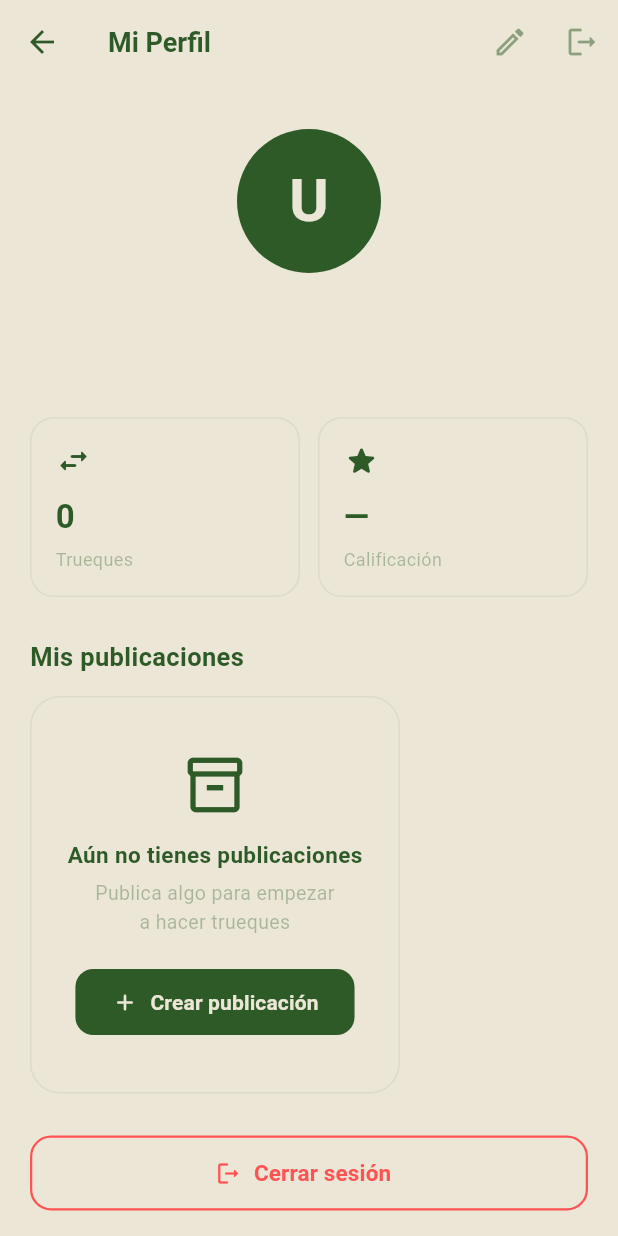
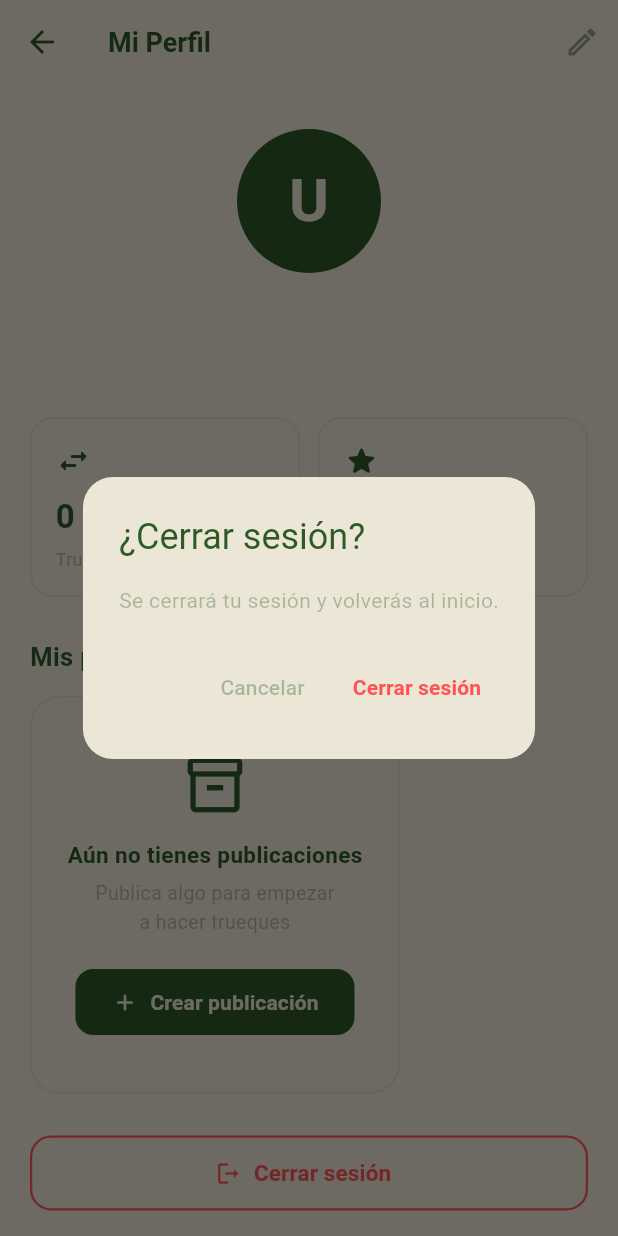
Before and after one commit to CristianDev90/BarterApp, a Flutter app: the PerfilScreen screen opened directly, after a tap on "Cerrar sesión", on a phone screen of 412 x 824 dp. Run offline on Flutter 3.47's test engine with Material 3 defaults, Android fonts, the phone set to English and light mode, and no system bars; our stand-ins replace cloud_firestore, firebase_auth, firebase_core, firebase_messaging, flutter_image_compress, flutter_local_notifications and 2 more; missing offline and left inert: cloudinary_public; accounts and stored records are empty; Roboto replaces fonts that are missing (Nunito).

Commit message:
cerrar sesion

```diff
--- a/lib/screens/perfil_screen.dart
+++ b/lib/screens/perfil_screen.dart
@@ -98,20 +98,20 @@ class _PerfilScreenState extends State<PerfilScreen> {
         shape: RoundedRectangleBorder(
             borderRadius: BorderRadius.circular(20)),
         title: Text('¿Desbloquear a $nombreUsuario?',
-            style: TextStyle(color: Color(0xFF2D5A27))),
+            style: const TextStyle(color: Color(0xFF2D5A27))),
         content: Text(
           'Volverás a ver sus publicaciones y podrá contactarte.',
-          style: TextStyle(color: Color(0xFF2D5A27).withValues(alpha: 0.35)),
+          style: TextStyle(color: const Color(0xFF2D5A27).withValues(alpha: 0.35)),
         ),
         actions: [
           TextButton(
             onPressed: () => Navigator.pop(context, false),
             child: Text('Cancelar',
-                style: TextStyle(color: Color(0xFF2D5A27).withValues(alpha: 0.35))),
+                style: TextStyle(color: const Color(0xFF2D5A27).withValues(alpha: 0.35))),
           ),
           TextButton(
             onPressed: () => Navigator.pop(context, true),
-            child: Text('Desbloquear',
+            child: const Text('Desbloquear',
                 style: TextStyle(
                     color: Color(0xFF2D5A27),
                     fontWeight: FontWeight.bold)),
@@ -138,6 +138,50 @@ class _PerfilScreenState extends State<PerfilScreen> {
     }
   }
 
+  // ── Diálogo de confirmación para cerrar sesión ──────────────────────
+  Future<void> _cerrarSesion() async {
+    final confirmar = await showDialog<bool>(
+      context: context,
+      builder: (_) => AlertDialog(
+        backgroundColor: const Color(0xFFEBE6D6),
+        shape: RoundedRectangleBorder(
+            borderRadius: BorderRadius.circular(20)),
+        title: const Text(
+          '¿Cerrar sesión?',
+          style: TextStyle(color: Color(0xFF2D5A27)),
+        ),
+        content: Text(
+          'Se cerrará tu sesión y volverás al inicio.',
+          style: TextStyle(color: const Color(0xFF2D5A27).withValues(alpha: 0.35)),
+        ),
+        actions: [
+          TextButton(
+            onPressed: () => Navigator.pop(context, false),
+            child: Text('Cancelar',
+                style: TextStyle(color: const Color(0xFF2D5A27).withValues(alpha: 0.35))),
+          ),
+          TextButton(
+            onPressed: () => Navigator.pop(context, true),
+            child: const Text(
+              'Cerrar sesión',
+              style: TextStyle(
+                  color: Colors.redAccent,
+                  fontWeight: FontWeight.bold),
+            ),
+          ),
+        ],
+      ),
+    );
+    if (confirmar == true && mounted) {
+      await _authService.logout();
+      if (!mounted) return;
+      Navigator.of(context).pushNamedAndRemoveUntil(
+        '/login',
+        (route) => false,
+      );
+    }
+  }
+
   @override
   Widget build(BuildContext context) {
     if (_cargando) {
@@ -153,60 +197,16 @@ class _PerfilScreenState extends State<PerfilScreen> {
       appBar: AppBar(
         backgroundColor: const Color(0xFFEBE6D6),
         elevation: 0,
-        title: Text('Mi Perfil',
+        title: const Text('Mi Perfil',
             style: TextStyle(
                 color: Color(0xFF2D5A27),
                 fontWeight: FontWeight.bold,
                 fontSize: 18)),
+        // ── CAMBIO 1: solo queda el botón de editar, se eliminó el de logout ──
         actions: [
           IconButton(
-            icon: Icon(Icons.edit_outlined, color: Color(0xFF2D5A27).withValues(alpha: 0.5)),
+            icon: Icon(Icons.edit_outlined, color: const Color(0xFF2D5A27).withValues(alpha: 0.5)),
             onPressed: _irAEditar,
-          ),
-          IconButton(
-            icon: Icon(Icons.logout_rounded, color: Color(0xFF2D5A27).withValues(alpha: 0.5)),
-            onPressed: () async {
-              final confirmar = await showDialog<bool>(
-                context: context,
-                builder: (_) => AlertDialog(
-                  backgroundColor: const Color(0xFFEBE6D6),
-                  shape: RoundedRectangleBorder(
-                      borderRadius: BorderRadius.circular(20)),
-                  title: Text(
-                    '¿Cerrar sesión?',
-                    style: TextStyle(color: Color(0xFF2D5A27)),
-                  ),
-                  content: Text(
-                    'Se cerrará tu sesión y volverás al inicio.',
-                    style: TextStyle(color: Color(0xFF2D5A27).withValues(alpha: 0.35)),
-                  ),
-                  actions: [
-                    TextButton(
-                      onPressed: () => Navigator.pop(context, false),
-                      child: Text('Cancelar',
-                          style: TextStyle(color: Color(0xFF2D5A27).withValues(alpha: 0.35))),
-                    ),
-                    TextButton(
-                      onPressed: () => Navigator.pop(context, true),
-                      child: Text(
-                        'Cerrar sesión',
-                        style: TextStyle(
-                            color: Colors.redAccent,
-                            fontWeight: FontWeight.bold),
-                      ),
-                    ),
-                  ],
-                ),
-              );
-              if (confirmar == true) {
-                await _authService.logout();
-                if (!mounted || !context.mounted) return;
-                Navigator.of(context).pushNamedAndRemoveUntil(
-                  '/login',
-                  (route) => false,
-                );
-              }
-            },
           ),
         ],
       ),
@@ -227,7 +227,7 @@ class _PerfilScreenState extends State<PerfilScreen> {
                     color: const Color(0xFF2D5A27),
                     borderRadius: BorderRadius.circular(48),
                     border: Border.all(
-                        color: Color(0xFF2D5A27).withValues(alpha: 0.1), width: 3),
+                        color: const Color(0xFF2D5A27).withValues(alpha: 0.1), width: 3),
                   ),
                   child: ClipRRect(
                     borderRadius: BorderRadius.circular(48),
@@ -241,7 +241,7 @@ class _PerfilScreenState extends State<PerfilScreen> {
                               _nombre.isNotEmpty
                                   ? _nombre[0].toUpperCase()
                                   : 'U',
-                              style: TextStyle(
+                              style: const TextStyle(
                                 color: Color(0xFFEBE6D6),
                                 fontSize: 40,
                                 fontWeight: FontWeight.bold,
@@ -252,20 +252,20 @@ class _PerfilScreenState extends State<PerfilScreen> {
                 ),
                 const SizedBox(height: 14),
                 Text(_nombre,
-                    style: TextStyle(
+                    style: const TextStyle(
                         color: Color(0xFF2D5A27),
                         fontSize: 22,
                         fontWeight: FontWeight.bold)),
                 const SizedBox(height: 4),
                 Text(_email,
                     style: TextStyle(
-                        color: Color(0xFF2D5A27).withValues(alpha: 0.35), fontSize: 13)),
+                        color: const Color(0xFF2D5A27).withValues(alpha: 0.35), fontSize: 13)),
                 if (_bio.isNotEmpty) ...[
                   const SizedBox(height: 8),
                   Text(_bio,
                       textAlign: TextAlign.center,
                       style: TextStyle(
-                          color: Color(0xFF2D5A27).withValues(alpha: 0.5), fontSize: 13)),
+                          color: const Color(0xFF2D5A27).withValues(alpha: 0.5), fontSize: 13)),
                 ],
               ]),
             ),
@@ -316,7 +316,7 @@ class _PerfilScreenState extends State<PerfilScreen> {
             const SizedBox(height: 28),
 
             // ── Mis publicaciones ───────────────────────────────────────
-            Text('Mis publicaciones',
+            const Text('Mis publicaciones',
                 style: TextStyle(
                     color: Color(0xFF2D5A27),
                     fontSize: 17,
@@ -363,7 +363,7 @@ class _PerfilScreenState extends State<PerfilScreen> {
                         decoration: BoxDecoration(
                           color: const Color(0xFFEBE6D6),
                           borderRadius: BorderRadius.circular(16),
-                          border: Border.all(color: Color(0xFF2D5A27).withValues(alpha: 0.08)),
+                          border: Border.all(color: const Color(0xFF2D5A27).withValues(alpha: 0.08)),
                         ),
                         child: Row(children: [
                           ClipRRect(
@@ -377,7 +377,7 @@ class _PerfilScreenState extends State<PerfilScreen> {
                                     height: 88,
                                     color: const Color(0xFFEBE6D6),
                                     child: Icon(Icons.image_outlined,
-                                        color: Color(0xFF2D5A27).withValues(alpha: 0.35), size: 30)),
+                                        color: const Color(0xFF2D5A27).withValues(alpha: 0.35), size: 30)),
                           ),
                           const SizedBox(width: 12),
                           Expanded(
@@ -388,7 +388,7 @@ class _PerfilScreenState extends State<PerfilScreen> {
                                 crossAxisAlignment: CrossAxisAlignment.start,
                                 children: [
                                   Text(pub['titulo'] ?? '',
-                                      style: TextStyle(
+                                      style: const TextStyle(
                                           color: Color(0xFF2D5A27),
                                           fontWeight: FontWeight.bold,
                                           fontSize: 14),
@@ -397,7 +397,7 @@ class _PerfilScreenState extends State<PerfilScreen> {
                                   const SizedBox(height: 4),
                                   Text(pub['descripcion'] ?? '',
                                       style: TextStyle(
-                                          color: Color(0xFF2D5A27).withValues(alpha: 0.35),
+                                          color: const Color(0xFF2D5A27).withValues(alpha: 0.35),
                                           fontSize: 12),
                                       maxLines: 2,
                                       overflow: TextOverflow.ellipsis),
@@ -408,18 +408,17 @@ class _PerfilScreenState extends State<PerfilScreen> {
                                     decoration: BoxDecoration(
                                       color: const Color(0xFFEBE6D6),
                                       borderRadius: BorderRadius.circular(50),
-                                      border:
-                                          Border.all(color: Color(0xFF2D5A27).withValues(alpha: 0.1)),
+                                      border: Border.all(color: const Color(0xFF2D5A27).withValues(alpha: 0.1)),
                                     ),
                                     child: Row(
                                       mainAxisSize: MainAxisSize.min,
                                       children: [
-                                        Icon(Icons.eco_outlined,
+                                        const Icon(Icons.eco_outlined,
                                             size: 10,
                                             color: Color(0xFF2D5A27)),
                                         const SizedBox(width: 4),
                                         Text(pub['categoria'] ?? '',
-                                            style: TextStyle(
+                                            style: const TextStyle(
                                                 color: Color(0xFF2D5A27),
                                                 fontSize: 10,
                                                 fontWeight: FontWeight.bold)),
@@ -431,37 +430,31 @@ class _PerfilScreenState extends State<PerfilScreen> {
                             ),
                           ),
                           IconButton(
-                            icon: Icon(Icons.delete_outline_rounded,
+                            icon: const Icon(Icons.delete_outline_rounded,
                                 color: Colors.redAccent, size: 20),
                             onPressed: () async {
-                              final confirmar =
-                                  await showDialog<bool>(
+                              final confirmar = await showDialog<bool>(
                                 context: context,
                                 builder: (_) => AlertDialog(
                                   backgroundColor: const Color(0xFFEBE6D6),
                                   shape: RoundedRectangleBorder(
-                                      borderRadius:
-                                          BorderRadius.circular(20)),
-                                  title: Text('Eliminar',
-                                      style: TextStyle(
-                                          color: Color(0xFF2D5A27))),
+                                      borderRadius: BorderRadius.circular(20)),
+                                  title: const Text('Eliminar',
+                                      style: TextStyle(color: Color(0xFF2D5A27))),
                                   content: Text('¿Estás seguro?',
                                       style: TextStyle(
-                                          color: Color(0xFF2D5A27).withValues(alpha: 0.35))),
+                                          color: const Color(0xFF2D5A27).withValues(alpha: 0.35))),
                                   actions: [
                                     TextButton(
-                                      onPressed: () =>
-                                          Navigator.pop(context, false),
+                                      onPressed: () => Navigator.pop(context, false),
                                       child: Text('Cancelar',
                                           style: TextStyle(
-                                              color: Color(0xFF2D5A27).withValues(alpha: 0.35))),
+                                              color: const Color(0xFF2D5A27).withValues(alpha: 0.35))),
                                     ),
                                     TextButton(
-                                      onPressed: () =>
-                                          Navigator.pop(context, true),
-                                      child: Text('Eliminar',
-                                          style: TextStyle(
-                                              color: Colors.redAccent)),
+                                      onPressed: () => Navigator.pop(context, true),
+                                      child: const Text('Eliminar',
+                                          style: TextStyle(color: Colors.redAccent)),
                                     ),
                                   ],
                                 ),
@@ -490,7 +483,7 @@ class _PerfilScreenState extends State<PerfilScreen> {
                 return Column(
                   crossAxisAlignment: CrossAxisAlignment.start,
                   children: [
-                    Text('Usuarios bloqueados',
+                    const Text('Usuarios bloqueados',
                         style: TextStyle(
                             color: Color(0xFF2D5A27),
                             fontSize: 17,
@@ -519,7 +512,7 @@ class _PerfilScreenState extends State<PerfilScreen> {
                               decoration: BoxDecoration(
                                 color: const Color(0xFFEBE6D6),
                                 borderRadius: BorderRadius.circular(16),
-                                border: Border.all(color: Color(0xFF2D5A27).withValues(alpha: 0.08)),
+                                border: Border.all(color: const Color(0xFF2D5A27).withValues(alpha: 0.08)),
                               ),
                               child: Row(children: [
                                 Container(
@@ -532,14 +525,13 @@ class _PerfilScreenState extends State<PerfilScreen> {
                                   child: ClipRRect(
                                     borderRadius: BorderRadius.circular(21),
                                     child: foto.isNotEmpty
-                                        ? Image.network(foto,
-                                            fit: BoxFit.cover)
+                                        ? Image.network(foto, fit: BoxFit.cover)
                                         : Center(
                                             child: Text(
                                               nombre.isNotEmpty
                                                   ? nombre[0].toUpperCase()
                                                   : 'U',
-                                              style: TextStyle(
+                                              style: const TextStyle(
                                                   color: Color(0xFFEBE6D6),
                                                   fontWeight: FontWeight.bold,
                                                   fontSize: 18),
@@ -550,7 +542,7 @@ class _PerfilScreenState extends State<PerfilScreen> {
                                 const SizedBox(width: 14),
                                 Expanded(
                                   child: Text(nombre,
-                                      style: TextStyle(
+                                      style: const TextStyle(
                                           color: Color(0xFF2D5A27),
                                           fontWeight: FontWeight.w600,
                                           fontSize: 14)),
@@ -558,11 +550,11 @@ class _PerfilScreenState extends State<PerfilScreen> {
                                 TextButton.icon(
                                   onPressed: () =>
                                       _desbloquearUsuario(uid, nombre),
-                                  icon: Icon(
+                                  icon: const Icon(
                                       Icons.lock_open_outlined,
                                       color: Color(0xFF2D5A27),
                                       size: 16),
-                                  label: Text('Desbloquear',
+                                  label: const Text('Desbloquear',
                                       style: TextStyle(
                                           color: Color(0xFF2D5A27),
                                           fontSize: 12,
@@ -573,8 +565,7 @@ class _PerfilScreenState extends State<PerfilScreen> {
                                     backgroundColor: const Color(0xFF2D5A27)
                                         .withValues(alpha: 0.1),
                                     shape: RoundedRectangleBorder(
-                                        borderRadius:
-                                            BorderRadius.circular(10)),
+                                        borderRadius: BorderRadius.circular(10)),
                                   ),
                                 ),
                               ]),
@@ -589,20 +580,20 @@ class _PerfilScreenState extends State<PerfilScreen> {
               },
             ),
 
-            // ── Cerrar sesión ───────────────────────────────────────────
+            // ── CAMBIO 2 y 3: botón cerrar sesión con diálogo y redirección ──
             SizedBox(
               width: double.infinity,
               height: 50,
               child: OutlinedButton.icon(
-                onPressed: () async => await _authService.logout(),
+                onPressed: _cerrarSesion,
                 style: OutlinedButton.styleFrom(
-                  side: BorderSide(color: Colors.redAccent, width: 1.5),
+                  side: const BorderSide(color: Colors.redAccent, width: 1.5),
                   shape: RoundedRectangleBorder(
                       borderRadius: BorderRadius.circular(14)),
                 ),
-                icon: Icon(Icons.logout_rounded,
+                icon: const Icon(Icons.logout_rounded,
                     color: Colors.redAccent, size: 18),
-                label: Text('Cerrar sesión',
+                label: const Text('Cerrar sesión',
                     style: TextStyle(
                         color: Colors.redAccent,
                         fontSize: 15,
@@ -627,7 +618,7 @@ class _PerfilScreenState extends State<PerfilScreen> {
       decoration: BoxDecoration(
         color: const Color(0xFFEBE6D6),
         borderRadius: BorderRadius.circular(16),
-        border: Border.all(color: Color(0xFF2D5A27).withValues(alpha: 0.08)),
+        border: Border.all(color: const Color(0xFF2D5A27).withValues(alpha: 0.08)),
       ),
       child: Column(
         crossAxisAlignment: CrossAxisAlignment.start,
@@ -635,7 +626,7 @@ class _PerfilScreenState extends State<PerfilScreen> {
           Icon(icon, color: const Color(0xFF2D5A27), size: 24),
           const SizedBox(height: 10),
           Text(valor,
-              style: TextStyle(
+              style: const TextStyle(
                   color: Color(0xFF2D5A27),
                   fontSize: 22,
                   fontWeight: FontWeight.bold)),
@@ -643,12 +634,12 @@ class _PerfilScreenState extends State<PerfilScreen> {
             const SizedBox(height: 2),
             Text(sub,
                 style: TextStyle(
-                    color: Color(0xFF2D5A27).withValues(alpha: 0.35), fontSize: 11)),
+                    color: const Color(0xFF2D5A27).withValues(alpha: 0.35), fontSize: 11)),
           ],
           const SizedBox(height: 4),
           Text(label,
               style: TextStyle(
-                  color: Color(0xFF2D5A27).withValues(alpha: 0.35), fontSize: 12)),
+                  color: const Color(0xFF2D5A27).withValues(alpha: 0.35), fontSize: 12)),
         ],
       ),
     );
@@ -660,13 +651,13 @@ class _PerfilScreenState extends State<PerfilScreen> {
       decoration: BoxDecoration(
         color: const Color(0xFFEBE6D6),
         borderRadius: BorderRadius.circular(20),
-        border: Border.all(color: Color(0xFF2D5A27).withValues(alpha: 0.08)),
+        border: Border.all(color: const Color(0xFF2D5A27).withValues(alpha: 0.08)),
       ),
       child: Column(children: [
-        Icon(Icons.inventory_2_outlined,
+        const Icon(Icons.inventory_2_outlined,
             size: 44, color: Color(0xFF2D5A27)),
         const SizedBox(height: 14),
-        Text('Aún no tienes publicaciones',
+        const Text('Aún no tienes publicaciones',
             style: TextStyle(
                 color: Color(0xFF2D5A27),
                 fontSize: 15,
@@ -675,7 +666,7 @@ class _PerfilScreenState extends State<PerfilScreen> {
         Text(
           'Publica algo para empezar\na hacer trueques',
           textAlign: TextAlign.center,
-          style: TextStyle(color: Color(0xFF2D5A27).withValues(alpha: 0.35), fontSize: 13),
+          style: TextStyle(color: const Color(0xFF2D5A27).withValues(alpha: 0.35), fontSize: 13),
         ),
         const SizedBox(height: 20),
         ElevatedButton.icon(
@@ -687,14 +678,13 @@ class _PerfilScreenState extends State<PerfilScreen> {
           style: ElevatedButton.styleFrom(
             backgroundColor: const Color(0xFF2D5A27),
             foregroundColor: const Color(0xFFEBE6D6),
-            padding: const EdgeInsets.symmetric(
-                horizontal: 24, vertical: 12),
+            padding: const EdgeInsets.symmetric(horizontal: 24, vertical: 12),
             shape: RoundedRectangleBorder(
                 borderRadius: BorderRadius.circular(12)),
             elevation: 0,
           ),
-          icon: Icon(Icons.add_rounded),
-          label: Text('Crear publicación',
+          icon: const Icon(Icons.add_rounded),
+          label: const Text('Crear publicación',
               style: TextStyle(fontWeight: FontWeight.bold)),
         ),
       ]),
@@ -737,14 +727,14 @@ class _SkeletonPubState extends State<_SkeletonPub>
       animation: _anim,
       builder: (_, _) {
         final color = Color.lerp(
-            const Color(0xFFEBE6D6), const Color(0xFFEBE6D6), _anim.value)!;
+            const Color(0xFFEBE6D6), const Color(0xFFD6D0BF), _anim.value)!;
         return Container(
           margin: const EdgeInsets.only(bottom: 10),
           height: 88,
           decoration: BoxDecoration(
             color: const Color(0xFFEBE6D6),
             borderRadius: BorderRadius.circular(16),
-            border: Border.all(color: Color(0xFF2D5A27).withValues(alpha: 0.08)),
+            border: Border.all(color: const Color(0xFF2D5A27).withValues(alpha: 0.08)),
           ),
           child: Row(children: [
             ClipRRect(
```
